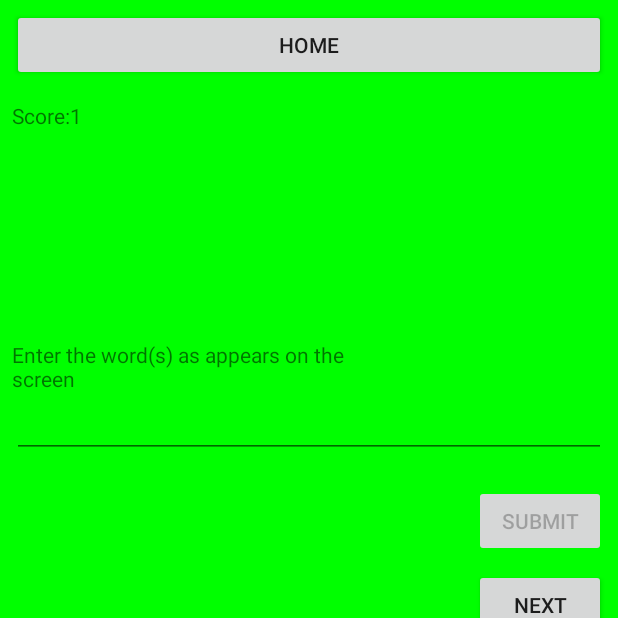
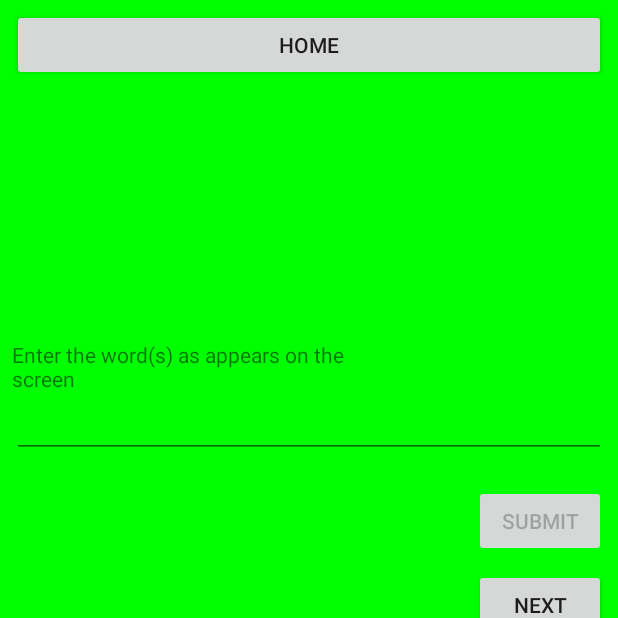
Before and after one commit to billywu94/MemoryGame, an Android app: the easyActivity screen opened directly, with no data from a screen before it, after a tap on "SUBMIT", on a phone screen of 412 x 824 dp, the top half of it. Run offline under Robolectric (Android 15) with nearby library versions, the phone set to English and light mode, and no system bars; our stand-ins replace Firebase (no records; nobody signed in at launch, a user with empty details on screens opened directly); 1 statement that could not run was skipped.

Commit message:
full app without score feature, also removed reading/writing to db

```diff
--- a/app/src/main/java/appliedcswithandroid/memorygame/HomePage.java
+++ b/app/src/main/java/appliedcswithandroid/memorygame/HomePage.java
@@ -18,9 +18,6 @@ import com.google.firebase.database.FirebaseDatabase;
  */
 
 public class HomePage extends Activity {
-    easyActivity scoreEasy = new easyActivity();
-    intermediateLevel scoreIntermediate = new intermediateLevel();
-    difficultLevel scoreDifficult = new difficultLevel();
 
     @Override
     protected void onCreate(Bundle savedInstanceState){
@@ -30,10 +27,7 @@ public class HomePage extends Activity {
     }
 
     public void signOut(View view){
-       int totalScore = 0;
        FirebaseAuth.getInstance().signOut();  //sign out user
-       totalScore = scoreEasy.getScoreEasy() + scoreIntermediate.getScore() + scoreDifficult.getScore(); //add up the score
-       Toast.makeText(this, "This is your total score: " + totalScore, Toast.LENGTH_SHORT).show();
        startActivity(new Intent(this, MainActivity.class)); //redirect to login screen
     }
 
--- a/app/src/main/java/appliedcswithandroid/memorygame/MainActivity.java
+++ b/app/src/main/java/appliedcswithandroid/memorygame/MainActivity.java
@@ -37,8 +37,6 @@ public class MainActivity extends AppCompatActivity {
     private FirebaseAuth.AuthStateListener mAuthListener;
     private EditText emailField;
     private EditText passwordField;
-    private DatabaseReference database;
-    private FirebaseUser firebaseUser;
 
     @Override
     protected void onCreate(Bundle savedInstanceState) {
@@ -48,10 +46,6 @@ public class MainActivity extends AppCompatActivity {
         passwordField = (EditText) findViewById(R.id.password);
 
         mAuth = FirebaseAuth.getInstance();
-
-        database = FirebaseDatabase.getInstance().getReference("Score");
-        //database.child("message").child(firebaseUser.getUid()).setValue("Inserting into db");
-        database.setValue("inserting into database");
 
     }
 
--- a/app/src/main/java/appliedcswithandroid/memorygame/difficultLevel.java
+++ b/app/src/main/java/appliedcswithandroid/memorygame/difficultLevel.java
@@ -22,7 +22,6 @@ import java.io.InputStreamReader;
 public class difficultLevel extends Activity {
     private MemoryGame wordContainer;
     String wordToMemorize = "";
-    int score = 0;
 
     @Override
     protected void onCreate(Bundle savedInstanceState){
@@ -81,7 +80,6 @@ public class difficultLevel extends Activity {
         if(wordToMemorize.equals(userInput)){
             button.setEnabled(false);
             setActivityBackgroundColor(Color.GREEN);
-            score += 3;
             Toast.makeText(this,"Well Done!!", Toast.LENGTH_SHORT).show();
         }else{
             button.setEnabled(false);
@@ -107,10 +105,6 @@ public class difficultLevel extends Activity {
 
     }
 
-    public int getScore(){
-        return score;
-    }
-
     //back to home
     public void home(View view){
         startActivity(new Intent(this, HomePage.class));
--- a/app/src/main/java/appliedcswithandroid/memorygame/easyActivity.java
+++ b/app/src/main/java/appliedcswithandroid/memorygame/easyActivity.java
@@ -27,8 +27,6 @@ import java.io.InputStreamReader;
 public class easyActivity extends Activity{
     private MemoryGame wordContainer;
     String wordToMemorize = "";
-    int scoreE = 0;
-    String scoreConversion = "";
 
 
     @Override
@@ -77,17 +75,12 @@ public class easyActivity extends Activity{
     public void checkWord(View view){
         Button button = (Button) findViewById(R.id.button6);
         EditText editText = (EditText) findViewById(R.id.editText1);
-        TextView scoreStatus = (TextView) findViewById(R.id.scoreStatusEasy);
         editText.setFocusable(false); //source: http://stackoverflow.com/questions/4297763/disabling-of-edittext-in-android
         String userInput = editText.getText().toString();
         System.out.println("This is the user input: " + userInput);
         if(wordToMemorize.equals(userInput)){
             button.setEnabled(false);
             setActivityBackgroundColor(Color.GREEN);
-            scoreE += 1;
-            scoreConversion = Integer.toString(scoreE);
-            scoreStatus.setText(scoreConversion);
-            System.out.println("This is the score for easy level: " + scoreConversion);
             Toast.makeText(this,"Well Done!!", Toast.LENGTH_SHORT).show();
         }else{
             button.setEnabled(false);
@@ -110,14 +103,6 @@ public class easyActivity extends Activity{
 
     }
 
-    public int getScoreEasy(){
-        TextView getUserScore = (TextView) findViewById(R.id.scoreStatusEasy);
-        String userScore = getUserScore.getText().toString();
-        int score = Integer.parseInt(userScore);
-        System.out.println("get method being called: " + score);
-        return score;
-    }
-
     //back to homepage
     public void home(View view){
         startActivity(new Intent(this, HomePage.class));
--- a/app/src/main/java/appliedcswithandroid/memorygame/intermediateLevel.java
+++ b/app/src/main/java/appliedcswithandroid/memorygame/intermediateLevel.java
@@ -24,7 +24,6 @@ import java.io.InputStreamReader;
 public class intermediateLevel extends Activity{
     private MemoryGame wordContainer;
     String wordToMemorize = "";
-    int score = 0;
 
 
     @Override
@@ -84,7 +83,6 @@ public class intermediateLevel extends Activity{
         if(wordToMemorize.equals(userInput)){
             button.setEnabled(false);
             setActivityBackgroundColor(Color.GREEN);
-            score += 2;
             Toast.makeText(this,"Well Done!!", Toast.LENGTH_SHORT).show();
         }else{
             button.setEnabled(false);
@@ -107,10 +105,6 @@ public class intermediateLevel extends Activity{
 
     }
 
-    public int getScore(){
-        return score;
-    }
-
     //go back to home page
     public void home(View view){
         startActivity(new Intent(this, HomePage.class));
--- a/app/src/main/res/layout/easy_activity.xml
+++ b/app/src/main/res/layout/easy_activity.xml
@@ -92,25 +92,4 @@
         tools:layout_constraintLeft_creator="1"
         app:layout_constraintLeft_toLeftOf="@+id/button6" />
 
-    <TextView
-        android:id="@+id/textView5"
-        android:layout_width="wrap_content"
-        android:layout_height="wrap_content"
-        android:text="@string/score"
-        android:layout_marginStart="8dp"
-        app:layout_constraintBaseline_toBaselineOf="@+id/scoreStatusEasy"
-        tools:layout_constraintBaseline_creator="1"
-        tools:layout_constraintLeft_creator="1"
-        app:layout_constraintLeft_toLeftOf="parent" />
-
-    <TextView
-        android:id="@+id/scoreStatusEasy"
-        android:layout_width="wrap_content"
-        android:layout_height="wrap_content"
-        android:text="@string/scoreStatus"
-        tools:layout_constraintTop_creator="1"
-        android:layout_marginTop="13dp"
-        app:layout_constraintTop_toBottomOf="@+id/button4"
-        tools:layout_constraintLeft_creator="1"
-        app:layout_constraintLeft_toRightOf="@+id/textView5" />
 </android.support.constraint.ConstraintLayout>
--- a/app/src/main/res/values/strings.xml
+++ b/app/src/main/res/values/strings.xml
@@ -14,6 +14,4 @@
     <string name="newUser"> Register</string>
     <string name="signin">Sign In</string>
     <string name="signout">Sign Out</string>
-    <string name="score">Score: </string>
-    <string name="scoreStatus"> 0</string>
 </resources>
```
